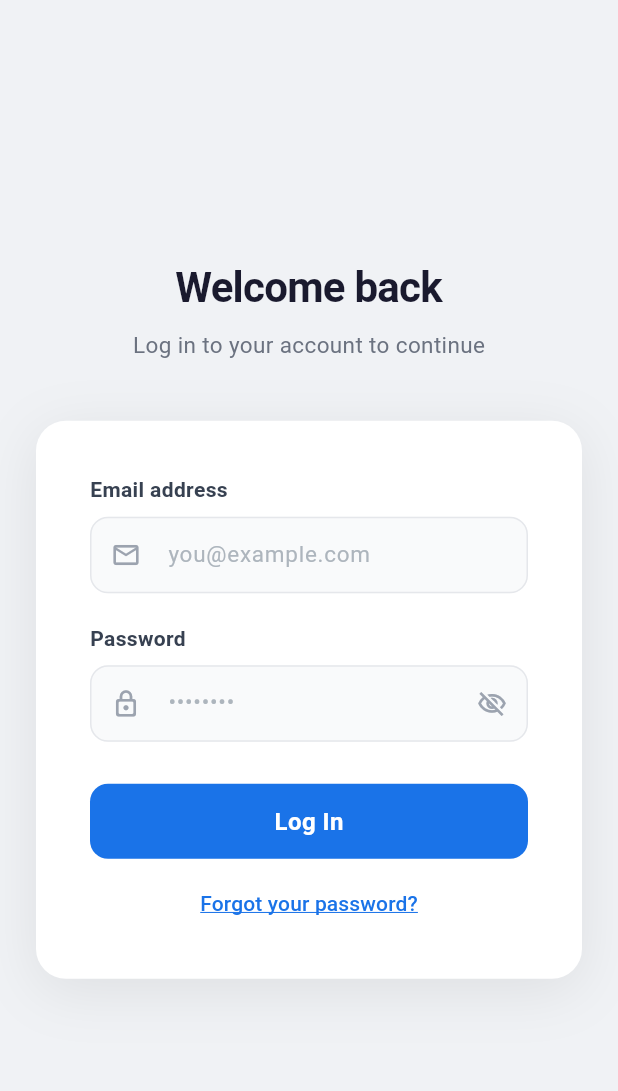
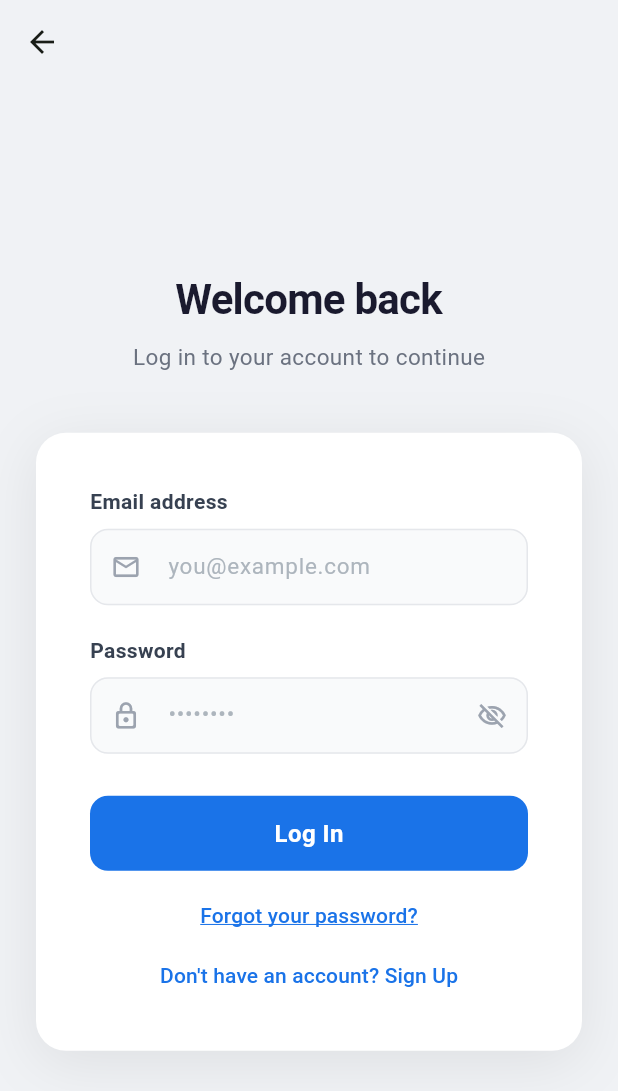
Before and after one commit to ecehankalkan/cs308-group14, a Flutter app: the LoginPage screen opened by its route, on a phone screen of 412 x 824 dp. Shown: the top 1091 px of the screen. Run offline on Flutter 3.47's test engine with Material 3 defaults, Android fonts, the phone set to English and light mode, and no system bars.

Commit message:
Scrum-15 done

```diff
--- a/frontend/lib/pages/login_page.dart
+++ b/frontend/lib/pages/login_page.dart
@@ -75,6 +75,17 @@ class _LoginPageState extends State<LoginPage> {
   Widget build(BuildContext context) {
     return Scaffold(
       backgroundColor: const Color(0xFFF0F2F5),
+      appBar: AppBar(
+        backgroundColor: const Color(0xFFF0F2F5),
+        elevation: 0,
+        scrolledUnderElevation: 0,
+        automaticallyImplyLeading: false,
+        leading: BackButton(
+          onPressed: () {
+            Navigator.of(context).popUntil((route) => route.isFirst);
+          },
+        ),
+      ),
       body: Center(
         child: SingleChildScrollView(
           padding: const EdgeInsets.symmetric(horizontal: 24, vertical: 48),
@@ -141,6 +152,8 @@ class _LoginPageState extends State<LoginPage> {
             _buildLoginButton(),
             const SizedBox(height: 16),
             _buildResetLink(),
+            const SizedBox(height: 12),
+            _buildSignupLink(),
           ],
         ),
       ),
@@ -365,4 +378,25 @@ class _LoginPageState extends State<LoginPage> {
       ),
     );
   }
+
+  Widget _buildSignupLink() {
+    return Center(
+      child: TextButton(
+        onPressed: () => Navigator.pushNamed(context, '/signup'),
+        style: TextButton.styleFrom(
+          foregroundColor: const Color(0xFF1A73E8),
+          padding: const EdgeInsets.symmetric(horizontal: 8, vertical: 4),
+          minimumSize: Size.zero,
+          tapTargetSize: MaterialTapTargetSize.shrinkWrap,
+        ),
+        child: const Text(
+          "Don't have an account? Sign Up",
+          style: TextStyle(
+            fontSize: 14,
+            fontWeight: FontWeight.w500,
+          ),
+        ),
+      ),
+    );
+  }
 }
--- a/frontend/pubspec.yaml
+++ b/frontend/pubspec.yaml
@@ -19,7 +19,7 @@ publish_to: 'none' # Remove this line if you wish to publish to pub.dev
 version: 1.0.0+1
 
 environment:
-  sdk: ^3.11.3
+  sdk: ">=3.10.0-0 <4.0.0"
 
 # Dependencies specify other packages that your package needs in order to work.
 # To automatically upgrade your package dependencies to the latest versions
```
Also changed, not shown: frontend/pubspec.lock.
